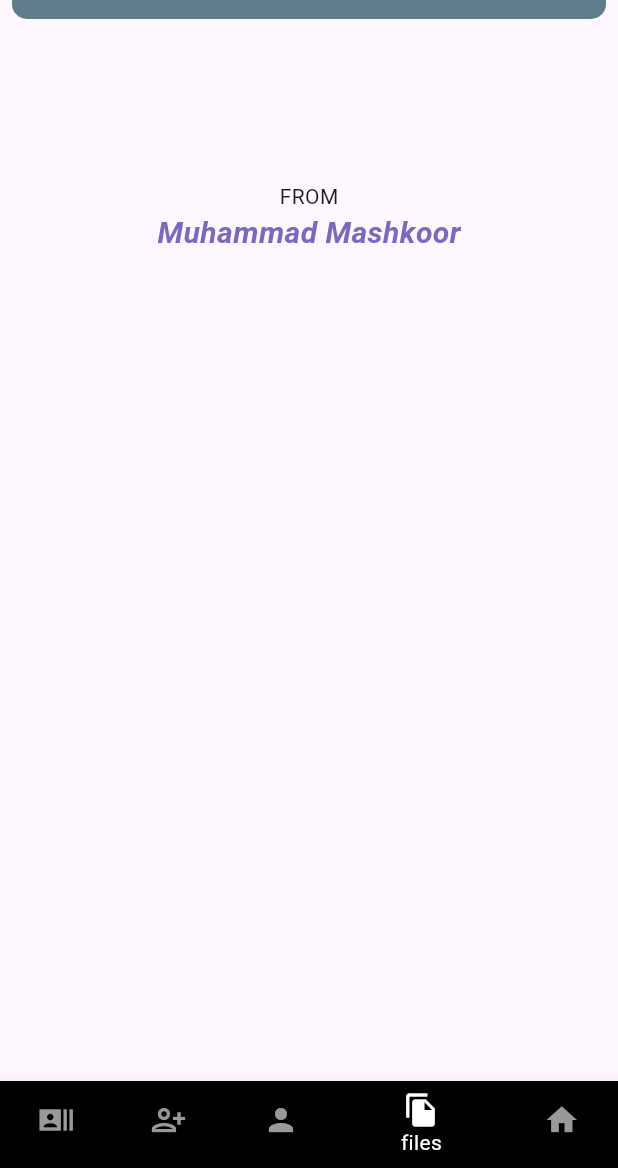
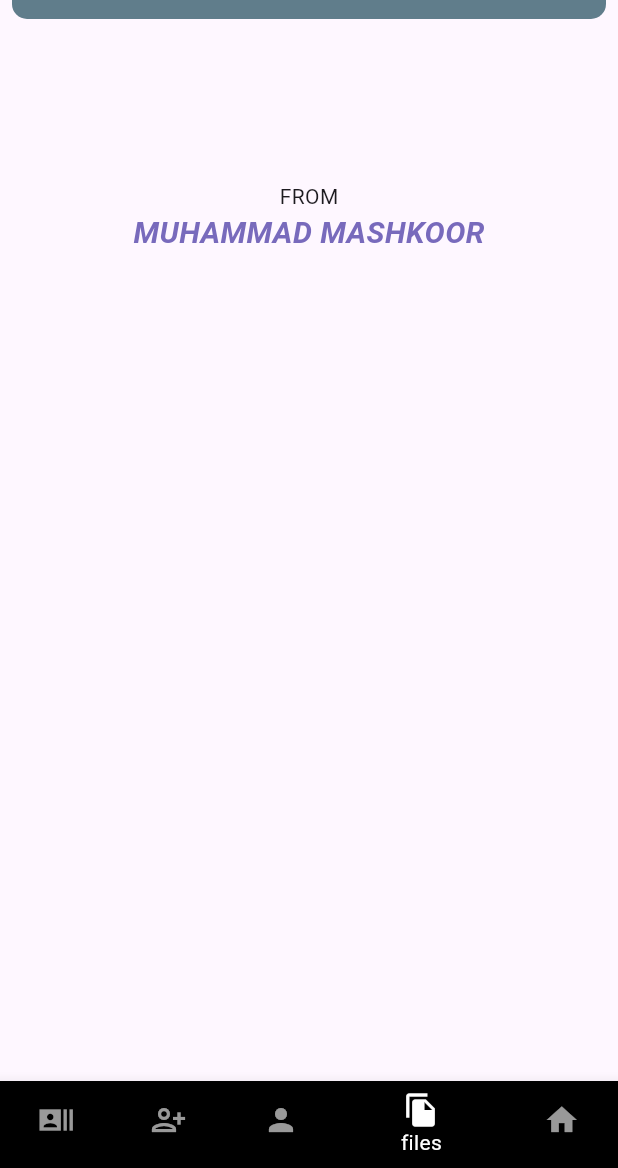
Before and after one commit to mashkoordev/myapp, a Flutter app: the screen it shows after launch, item 4 of the bottom bar chosen, on a phone screen of 412 x 824 dp, the part 68-1236 px from its top. Run offline on Flutter 3.47's test engine with Material 3 defaults, Android fonts, the phone set to English and light mode, and no system bars.

Commit message:
my coding

```diff
--- a/lib/Pages/files.dart
+++ b/lib/Pages/files.dart
@@ -36,7 +36,7 @@ class AccountPage extends StatelessWidget {
                height: 100,
              ),
              const Text('FROM'),
-              const Text('Muhammad Mashkoor',style: TextStyle(
+              const Text('MUHAMMAD MASHKOOR',style: TextStyle(
                   fontStyle:FontStyle.italic,fontWeight: FontWeight.bold,fontSize: 20,
                   color: Color(0xff786abc)),),
                 ],
```
Also changed, not shown: assets/pdf.png (deleted), assets/td.png (deleted).
